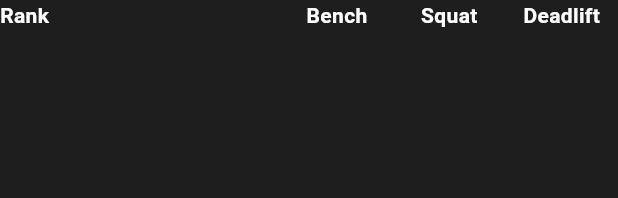
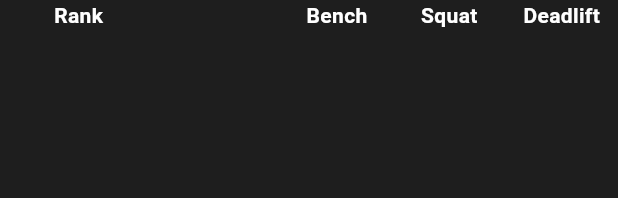
Before and after one commit to RepDuel/RepDuel, a Flutter app: the _BenchmarksTableHeader widget shown alone on an empty page, opened directly, on a phone screen of 412 x 824 dp. Shown: the top 198 px of the screen. Run offline on Flutter 3.47's test engine with Material 3 defaults, Android fonts, the phone set to English and light mode, and no system bars; our stand-ins replace cookie_jar, dio, dio_cookie_manager, fl_chart, flutter_dotenv, flutter_riverpod and 6 more; missing offline and left inert: dio_web_adapter, flutter_stripe, purchases_flutter; accounts and stored records are empty; network calls fail; project files that could hold a hidden picture were left out.

Commit message:
Add padding to rank

```diff
--- a/frontend/lib/features/ranked/widgets/benchmarks_table.dart
+++ b/frontend/lib/features/ranked/widgets/benchmarks_table.dart
@@ -44,7 +44,8 @@ class BenchmarksTable extends ConsumerWidget {
                 child: Row(
                   children: [
                     IconButton(
-                      icon: const Icon(Icons.arrow_back_ios, color: Colors.white),
+                      icon:
+                          const Icon(Icons.arrow_back_ios, color: Colors.white),
                       onPressed: () {
                         final router = GoRouter.of(context);
                         if (router.canPop()) {
@@ -168,7 +169,10 @@ class _BenchmarksTableHeader extends StatelessWidget {
       children: [
         const Expanded(
           flex: 5,
-          child: _HeaderText('Rank'),
+          child: Padding(
+            padding: EdgeInsets.only(left: 36), // adjust as needed
+            child: _HeaderText('Rank'),
+          ),
         ),
         if (showLifts) ...[
           const Expanded(
```
